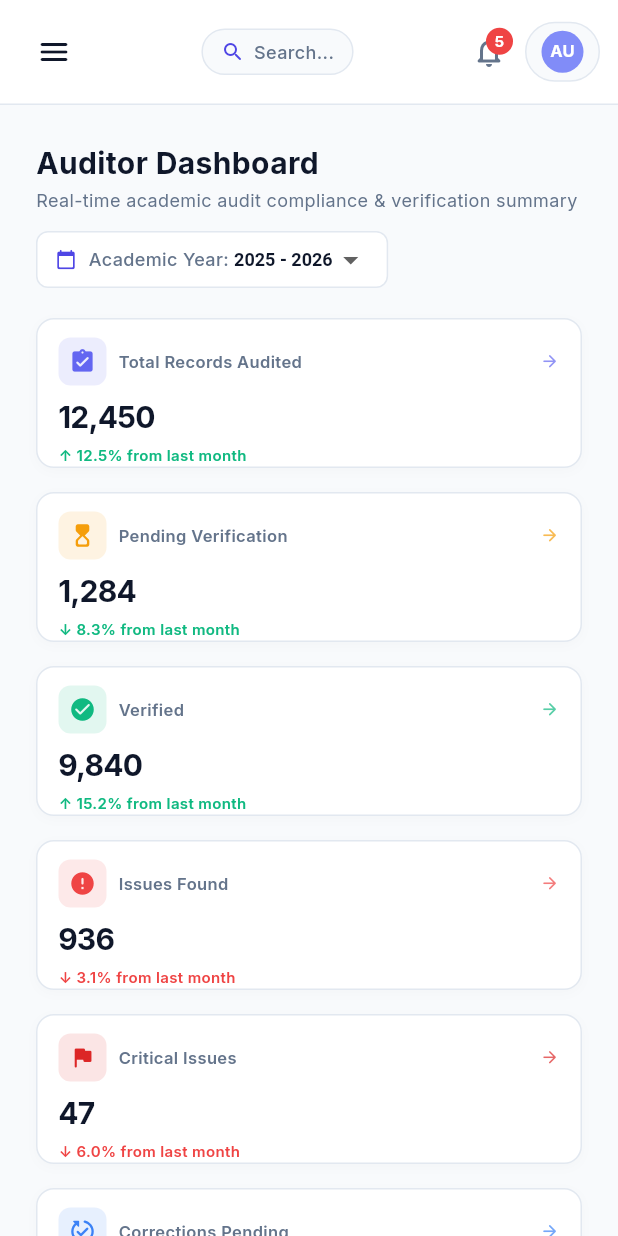
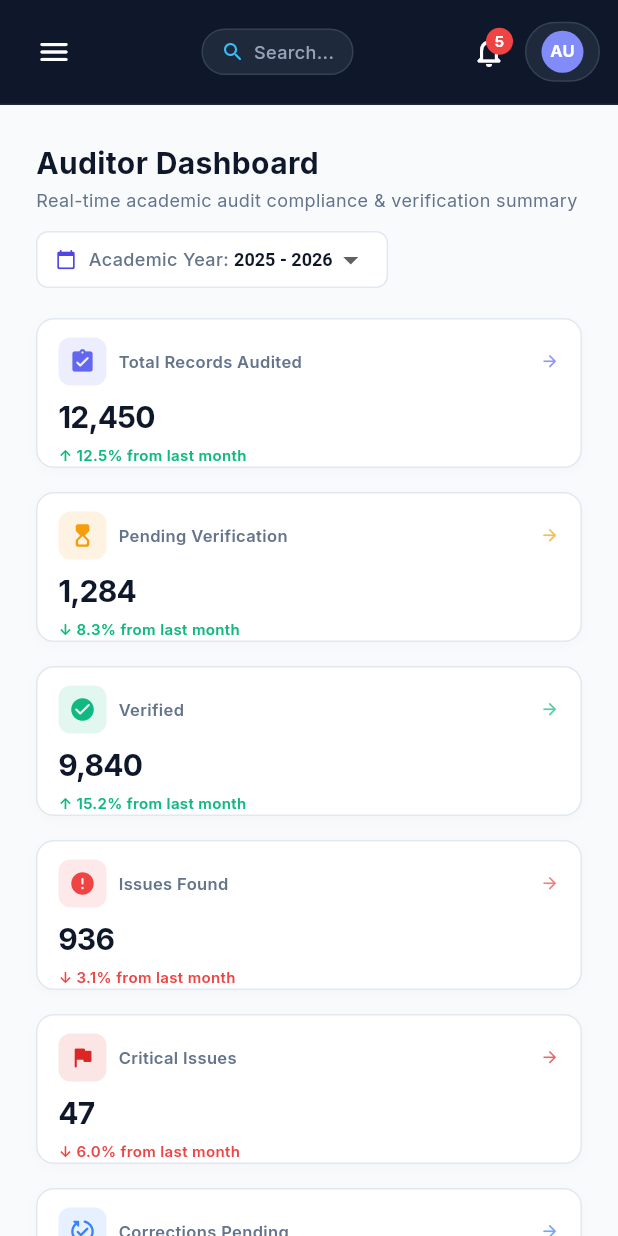
Before and after one commit to dharanya011/auditor-module, a Flutter app: the screen it shows after launch, on a phone screen of 412 x 824 dp. Run offline on Flutter 3.47's test engine with Material 3 defaults, Android fonts, the phone set to English and light mode, and no system bars; our stand-ins replace fl_chart, google_fonts.

Commit message:
style: apply sidebar background color to top header for visual consistency

```diff
--- a/lib/widgets/header.dart
+++ b/lib/widgets/header.dart
@@ -21,8 +21,8 @@ class Header extends StatelessWidget {
       height: 70,
       padding: EdgeInsets.symmetric(horizontal: isMobile ? 12 : 24),
       decoration: const BoxDecoration(
-        color: Colors.white,
-        border: Border(bottom: BorderSide(color: AppColors.border)),
+        color: AppColors.sidebarBg,
+        border: Border(bottom: BorderSide(color: Color(0xFF1E293B))),
       ),
       child: Row(
         children: [
@@ -30,7 +30,7 @@ class Header extends StatelessWidget {
           if (showHamburger) ...[
             Builder(
               builder: (context) => IconButton(
-                icon: const Icon(Icons.menu_rounded, color: AppColors.textPrimary),
+                icon: const Icon(Icons.menu_rounded, color: Colors.white),
                 onPressed: () => Scaffold.of(context).openDrawer(),
                 tooltip: 'Open Navigation Drawer',
               ),
@@ -50,7 +50,7 @@ class Header extends StatelessWidget {
                     Text(
                       state.activeModule,
                       style: const TextStyle(
-                        color: AppColors.textPrimary,
+                        color: Colors.white,
                         fontSize: 20,
                         fontWeight: FontWeight.bold,
                       ),
@@ -61,7 +61,7 @@ class Header extends StatelessWidget {
                     const Text(
                       'Welcome back, Auditor',
                       style: TextStyle(
-                        color: AppColors.textSecondary,
+                        color: Color(0xFF94A3B8),
                         fontSize: 12,
                       ),
                     ),
@@ -80,9 +80,9 @@ class Header extends StatelessWidget {
                     constraints: const BoxConstraints(maxWidth: 360),
                     height: 38,
                     decoration: BoxDecoration(
-                      color: AppColors.background,
+                      color: const Color(0xFF1E293B),
                       borderRadius: BorderRadius.circular(20),
-                      border: Border.all(color: AppColors.border),
+                      border: Border.all(color: const Color(0xFF334155)),
                     ),
                     child: InkWell(
                       onTap: () => state.setActiveModule('Global Search'),
@@ -91,16 +91,16 @@ class Header extends StatelessWidget {
                         padding: EdgeInsets.symmetric(horizontal: 14),
                         child: Row(
                           children: [
-                            Icon(Icons.search_rounded, size: 18, color: AppColors.accent),
+                            Icon(Icons.search_rounded, size: 18, color: Color(0xFF38BDF8)),
                             SizedBox(width: 8),
                             Expanded(
                               child: Text(
                                 'Search audit records, student ID, subjects...',
-                                style: TextStyle(color: AppColors.textSecondary, fontSize: 12),
+                                style: TextStyle(color: Color(0xFF94A3B8), fontSize: 12),
                                 overflow: TextOverflow.ellipsis,
                               ),
                             ),
-                            Icon(Icons.tune_rounded, size: 14, color: AppColors.textSecondary),
+                            Icon(Icons.tune_rounded, size: 14, color: Color(0xFF94A3B8)),
                           ],
                         ),
                       ),
@@ -119,18 +119,18 @@ class Header extends StatelessWidget {
                   child: Container(
                     padding: const EdgeInsets.symmetric(horizontal: 12, vertical: 6),
                     decoration: BoxDecoration(
-                      color: AppColors.background,
+                      color: const Color(0xFF1E293B),
                       borderRadius: BorderRadius.circular(20),
-                      border: Border.all(color: AppColors.border),
+                      border: Border.all(color: const Color(0xFF334155)),
                     ),
                     child: const Row(
                       mainAxisSize: MainAxisSize.min,
                       children: [
-                        Icon(Icons.search_rounded, size: 16, color: AppColors.accent),
+                        Icon(Icons.search_rounded, size: 16, color: Color(0xFF38BDF8)),
                         SizedBox(width: 6),
                         Text(
                           'Search...',
-                          style: TextStyle(color: AppColors.textSecondary, fontSize: 12, fontWeight: FontWeight.w500),
+                          style: TextStyle(color: Color(0xFF94A3B8), fontSize: 12, fontWeight: FontWeight.w500),
                         ),
                       ],
                     ),
@@ -153,7 +153,7 @@ class Header extends StatelessWidget {
                   children: [
                     Container(
                       padding: const EdgeInsets.all(8),
-                      child: const Icon(Icons.notifications_none_rounded, color: AppColors.textSecondary),
+                      child: const Icon(Icons.notifications_none_rounded, color: Colors.white),
                     ),
                     Positioned(
                       right: 4,
@@ -269,13 +269,13 @@ class Header extends StatelessWidget {
                     padding: const EdgeInsets.symmetric(horizontal: 10, vertical: 5),
                     decoration: BoxDecoration(
                       color: state.activeModule == 'Auditor Profile'
-                          ? AppColors.accent.withValues(alpha: 0.1)
-                          : AppColors.background,
+                          ? const Color(0xFF4F46E5)
+                          : const Color(0xFF1E293B),
                       borderRadius: BorderRadius.circular(20),
                       border: Border.all(
                         color: state.activeModule == 'Auditor Profile'
-                            ? AppColors.accent
-                            : AppColors.border,
+                            ? const Color(0xFF6366F1)
+                            : const Color(0xFF334155),
                       ),
                     ),
                     child: Row(
@@ -298,7 +298,7 @@ class Header extends StatelessWidget {
                               Text(
                                 state.userName,
                                 style: const TextStyle(
-                                  color: AppColors.textPrimary,
+                                  color: Colors.white,
                                   fontWeight: FontWeight.bold,
                                   fontSize: 12,
                                 ),
@@ -306,14 +306,14 @@ class Header extends StatelessWidget {
                               Text(
                                 state.userRole,
                                 style: const TextStyle(
-                                  color: AppColors.textSecondary,
+                                  color: Color(0xFF94A3B8),
                                   fontSize: 10,
                                 ),
                               ),
                             ],
                           ),
                           const SizedBox(width: 4),
-                          const Icon(Icons.keyboard_arrow_right_rounded, size: 16, color: AppColors.textSecondary),
+                          const Icon(Icons.keyboard_arrow_right_rounded, size: 16, color: Color(0xFF94A3B8)),
                         ],
                       ],
                     ),
```
